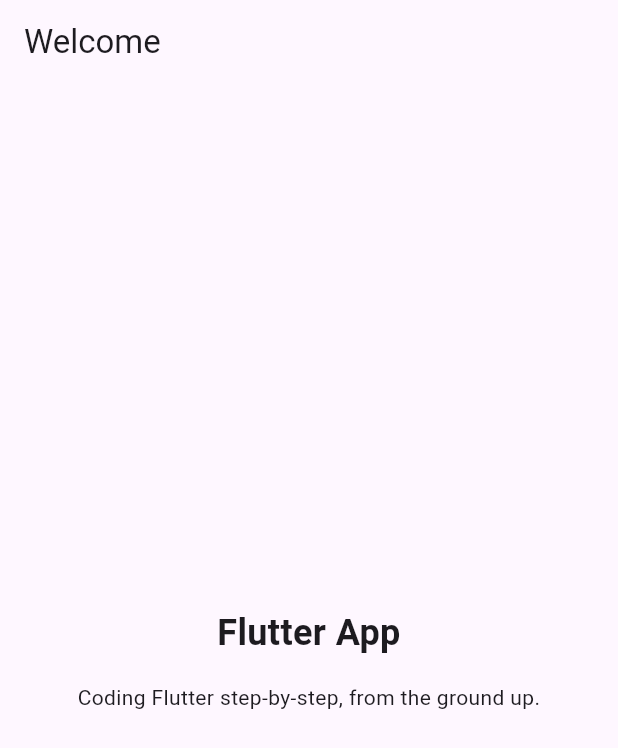
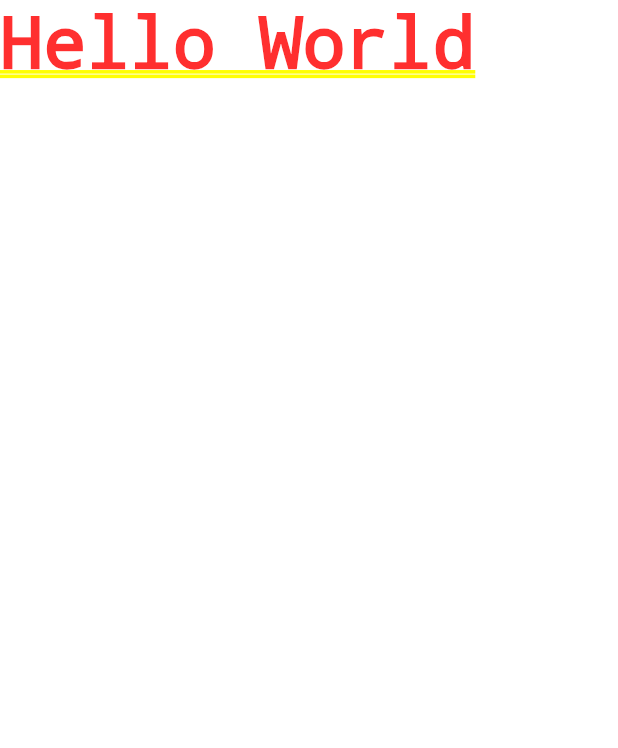
Before and after one commit to AdrianKnapp/the-f-app, a Flutter app: the screen it shows after launch, on a phone screen of 412 x 824 dp. Shown: the top 748 px of the screen. Run offline on Flutter 3.47's test engine with Material 3 defaults, Android fonts, the phone set to English and light mode, and no system bars.

Commit message:
feat(app): home screen

```diff
--- a/lib/main.dart
+++ b/lib/main.dart
@@ -1,54 +1,7 @@
 import 'package:flutter/material.dart';
 
 void main() {
-  runApp(const MyApp());
+  runApp(MaterialApp(
+    home: Text('Hello World'),
+  ));
 }
-
-// With Flutter, you create user interfaces by combining "widgets"
-// You'll learn all about them (and much more) throughout this course!
-class MyApp extends StatelessWidget {
-  const MyApp({super.key});
-
-  // Every custom widget must have a build() method
-  // It tells Flutter, which widgets make up your custom widget
-  // Again: You'll learn all about that throughout the course!
-  @override
-  Widget build(BuildContext context) {
-    // Below, a bunch of built-in widgets are used (provided by Flutter)
-    // They will be explained in the next sections
-    // In this course, you will, of course, not just use them a lot but
-    // also learn about many other widgets!
-    return MaterialApp(
-      title: 'Flutter First App',
-      theme: ThemeData(useMaterial3: true),
-      home: Scaffold(
-        appBar: AppBar(
-          title: const Text('Welcome'),
-        ),
-        body: Container(
-          width: double.infinity,
-          padding: const EdgeInsets.all(12),
-          child: Column(
-            mainAxisAlignment: MainAxisAlignment.center,
-            crossAxisAlignment: CrossAxisAlignment.center,
-            children: const [
-              Text(
-                'Flutter App',
-                textAlign: TextAlign.center,
-                style: TextStyle(
-                  fontSize: 24,
-                  fontWeight: FontWeight.bold,
-                ),
-              ),
-              SizedBox(height: 16),
-              Text(
-                'Coding Flutter step-by-step, from the ground up.',
-                textAlign: TextAlign.center,
-              ),
-            ],
-          ),
-        ),
-      ),
-    );
-  }
-}
```
